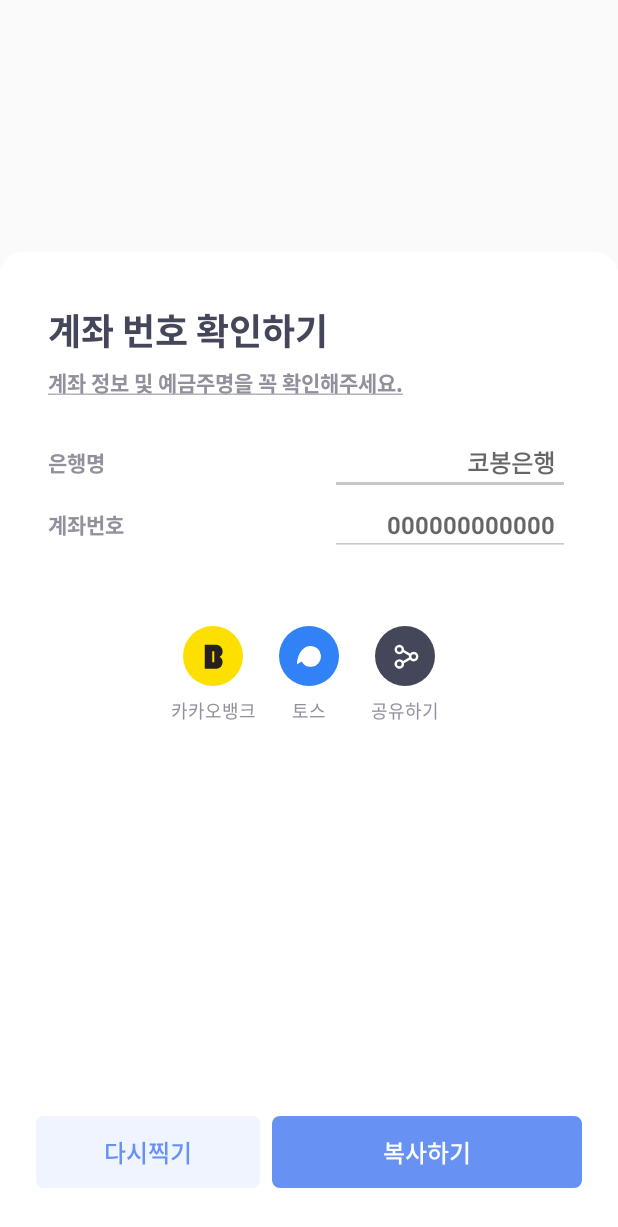
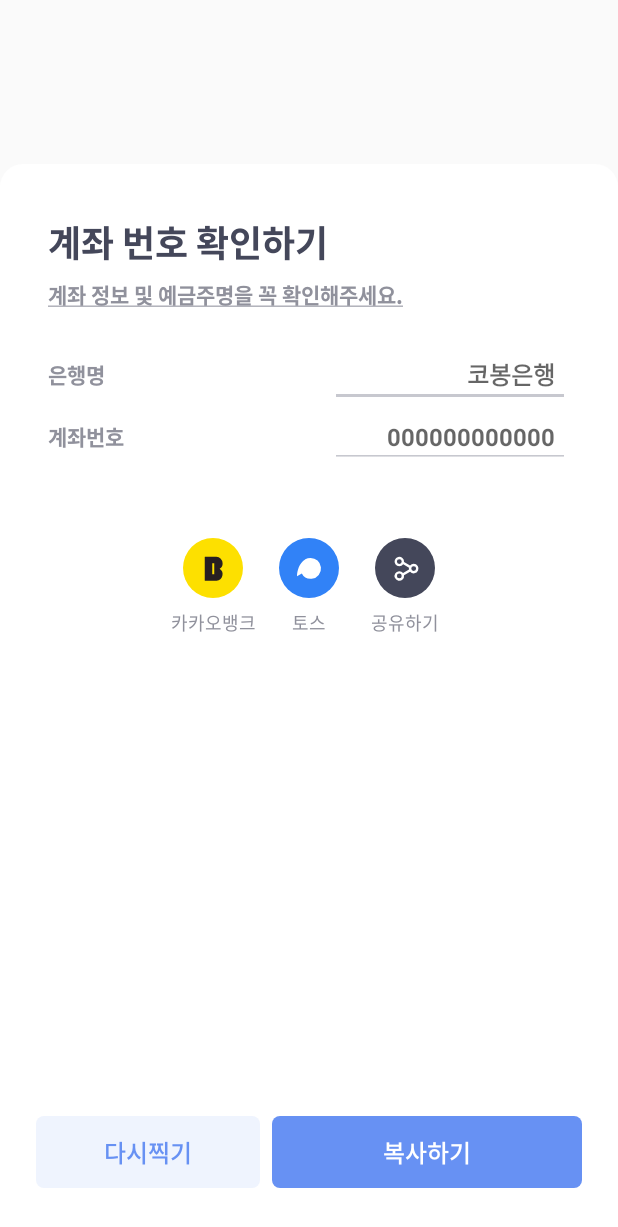
Before and after one commit to Coveong/coveong-bank-account-scanner, an Android app: the MainActivity screen opened directly, with no data from a screen before it, on a phone screen of 412 x 824 dp. Shown: the top 1227 px of the screen. Run offline under Robolectric (Android 15) with nearby library versions, the phone set to English and light mode, and no system bars; our stand-ins replace data binding; libraries missing offline, so code that uses them is left out: retrofit2.converter.jackson; 1 statement that could not run was skipped.

Commit message:
[#20] Set image preview height to 124dp

```diff
--- a/app/src/main/res/layout/activity_main.xml
+++ b/app/src/main/res/layout/activity_main.xml
@@ -16,7 +16,7 @@
         <androidx.appcompat.widget.AppCompatImageView
             android:id="@+id/preview_imageView"
             android:layout_width="match_parent"
-            android:layout_height="200dp"
+            android:layout_height="124dp"
             app:layout_constraintTop_toTopOf="parent"
             tools:background="@color/colorMain"/>
 
@@ -24,7 +24,7 @@
             android:layout_width="match_parent"
             android:layout_height="match_parent"
             android:background="@drawable/background_sheet"
-            android:layout_marginTop="168dp">
+            android:layout_marginTop="109dp">
 
             <TextView
                 android:id="@+id/title_textView"
```
